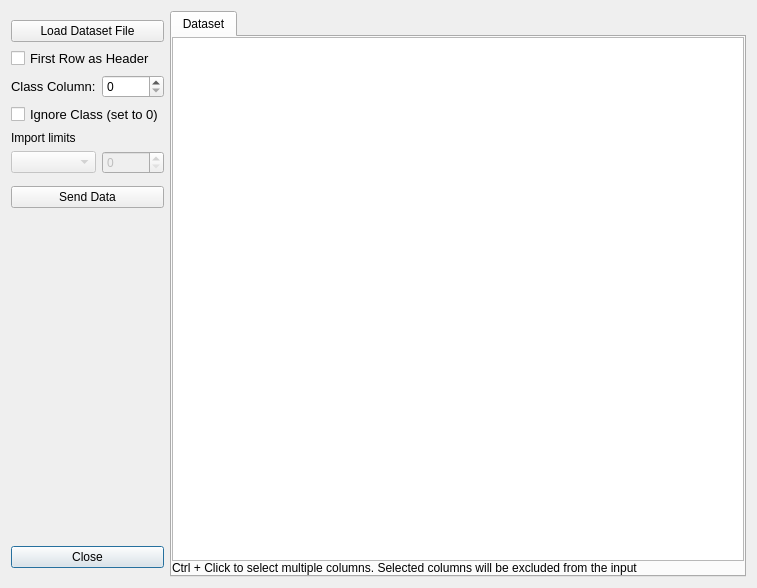
Before: the Qt Designer form Core/dataImport.ui in b4silio/MLDemos, drawn with Qt 5.
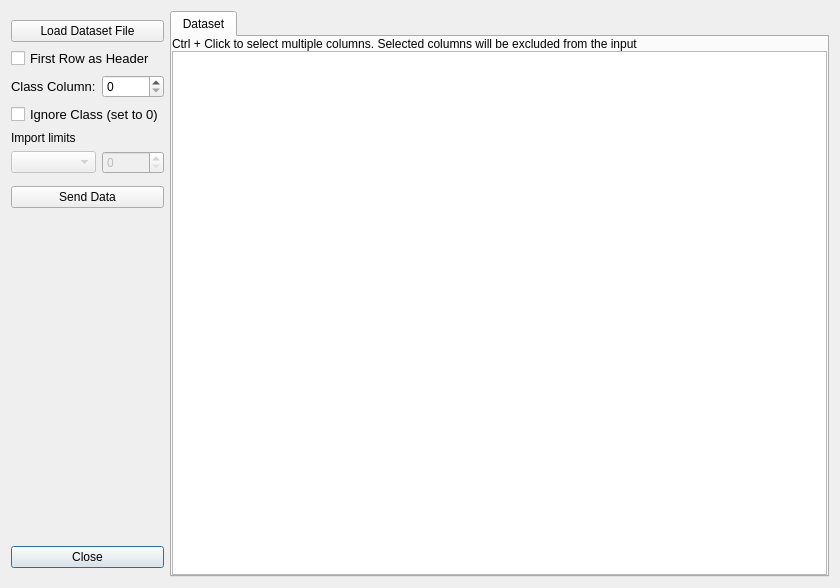
After: the same form once the commit is applied.

Commit message: Fixed small layout issues Send button shows whether the data in the plot frame is up-to-date Default import value is either the warning limit (5000) or the total nb of samples if lower. Other minor stuff

Diff of the .ui file:
```diff
--- a/Core/dataImport.ui
+++ b/Core/dataImport.ui
@@ -6,7 +6,7 @@
    <rect>
     <x>0</x>
     <y>0</y>
-    <width>757</width>
+    <width>840</width>
     <height>588</height>
    </rect>
   </property>
@@ -162,7 +162,7 @@
         </property>
        </widget>
       </item>
-      <item row="6" column="0">
+      <item row="6" column="0" colspan="2">
        <widget class="QLabel" name="label_2">
         <property name="text">
          <string>Import limits</string>
@@ -188,6 +188,13 @@
        <property name="margin">
         <number>0</number>
        </property>
+       <item>
+        <widget class="QLabel" name="label_3">
+         <property name="text">
+          <string>Ctrl + Click to select multiple columns. Selected columns will be excluded from the input</string>
+         </property>
+        </widget>
+       </item>
        <item>
         <widget class="QTableWidget" name="tableWidget">
          <property name="editTriggers">
@@ -198,13 +205,6 @@
          </property>
         </widget>
        </item>
-       <item>
-        <widget class="QLabel" name="label_3">
-         <property name="text">
-          <string>Ctrl + Click to select multiple columns. Selected columns will be excluded from the input</string>
-         </property>
-        </widget>
-       </item>
       </layout>
      </widget>
     </widget>
```
Left out of the diff: 3 changed lines with no effect on the pictures. The commit also changes 2 other files.
